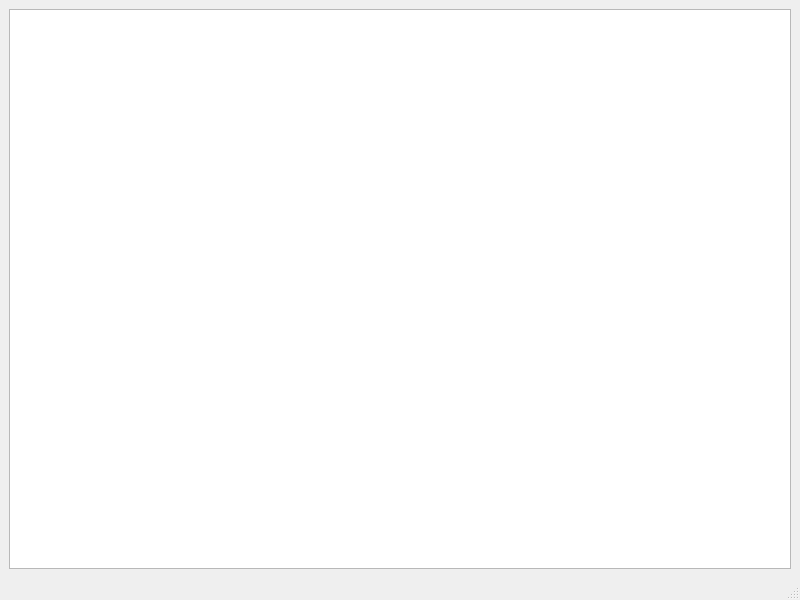
mbouchar/pentaminos, file mainwindow.ui: the form before one commit.
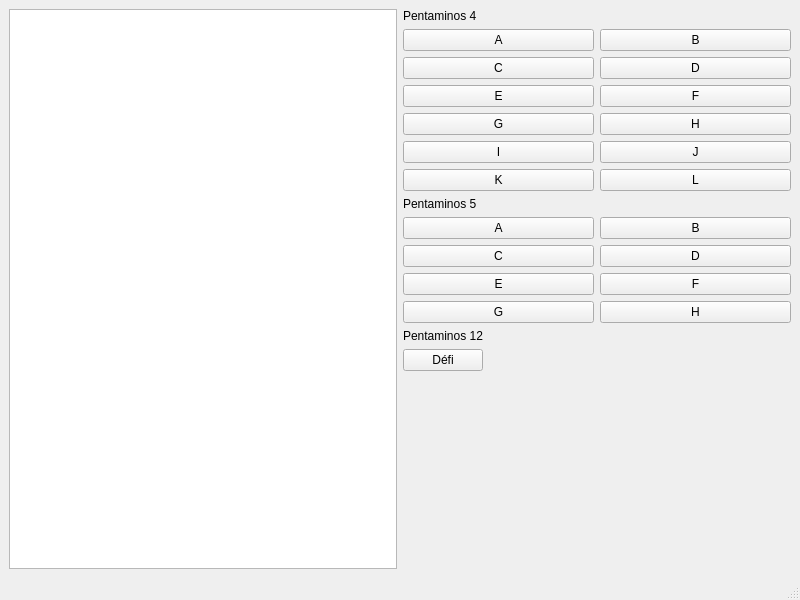
The form after the commit.

Diff of the .ui file:
```diff
--- a/mainwindow.ui
+++ b/mainwindow.ui
@@ -14,10 +14,232 @@
    <string>MainWindow</string>
   </property>
   <widget class="QWidget" name="centralwidget">
-   <layout class="QVBoxLayout" name="verticalLayout">
+   <layout class="QHBoxLayout" name="horizontalLayout_2">
     <item>
      <widget class="QGraphicsView" name="graphicsView"/>
     </item>
+    <item>
+     <layout class="QVBoxLayout" name="toolsLayout">
+      <item>
+       <layout class="QVBoxLayout" name="verticalLayout">
+        <item>
+         <widget class="QLabel" name="label">
+          <property name="text">
+           <string>Pentaminos 4</string>
+          </property>
+         </widget>
+        </item>
+        <item>
+         <layout class="QGridLayout" name="gridLayout_3">
+          <item row="3" column="0">
+           <widget class="QPushButton" name="pentamino4G">
+            <property name="text">
+             <string>G</string>
+            </property>
+           </widget>
+          </item>
+          <item row="0" column="0">
+           <widget class="QPushButton" name="pentamino4A">
+            <property name="text">
+             <string>A</string>
+            </property>
+           </widget>
+          </item>
+          <item row="0" column="1">
+           <widget class="QPushButton" name="pentamino4B">
+            <property name="text">
+             <string>B</string>
+            </property>
+           </widget>
+          </item>
+          <item row="2" column="0">
+           <widget class="QPushButton" name="pentamino4E">
+            <property name="text">
+             <string>E</string>
+            </property>
+           </widget>
+          </item>
+          <item row="2" column="1">
+           <widget class="QPushButton" name="pentamino4F">
+            <property name="text">
+             <string>F</string>
+            </property>
+           </widget>
+          </item>
+          <item row="1" column="1">
+           <widget class="QPushButton" name="pentamino4D">
+            <property name="text">
+             <string>D</string>
+            </property>
+           </widget>
+          </item>
+          <item row="3" column="1">
+           <widget class="QPushButton" name="pentamino4H">
+            <property name="text">
+             <string>H</string>
+            </property>
+           </widget>
+          </item>
+          <item row="1" column="0">
+           <widget class="QPushButton" name="pentamino4C">
+            <property name="text">
+             <string>C</string>
+            </property>
+           </widget>
+          </item>
+          <item row="4" column="0">
+           <widget class="QPushButton" name="pentamino4I">
+            <property name="text">
+             <string>I</string>
+            </property>
+           </widget>
+          </item>
+          <item row="4" column="1">
+           <widget class="QPushButton" name="pentamino4J">
+            <property name="text">
+             <string>J</string>
+            </property>
+           </widget>
+          </item>
+          <item row="5" column="0">
+           <widget class="QPushButton" name="pentamino4K">
+            <property name="text">
+             <string>K</string>
+            </property>
+           </widget>
+          </item>
+          <item row="5" column="1">
+           <widget class="QPushButton" name="pentamino4L">
+            <property name="text">
+             <string>L</string>
+            </property>
+           </widget>
+          </item>
+         </layout>
+        </item>
+       </layout>
+      </item>
+      <item>
+       <layout class="QVBoxLayout" name="verticalLayout_2">
+        <item>
+         <widget class="QLabel" name="label_2">
+          <property name="text">
+           <string>Pentaminos 5</string>
+          </property>
+         </widget>
+        </item>
+        <item>
+         <layout class="QGridLayout" name="gridLayout_4">
+          <item row="0" column="1">
+           <widget class="QPushButton" name="pentamino5B">
+            <property name="text">
+             <string>B</string>
+            </property>
+           </widget>
+          </item>
+          <item row="3" column="1">
+           <widget class="QPushButton" name="pentamino5H">
+            <property name="text">
+             <string>H</string>
+            </property>
+           </widget>
+          </item>
+          <item row="3" column="0">
+           <widget class="QPushButton" name="pentamino5G">
+            <property name="text">
+             <string>G</string>
+            </property>
+           </widget>
+          </item>
+          <item row="0" column="0">
+           <widget class="QPushButton" name="pentamino5A">
+            <property name="text">
+             <string>A</string>
+            </property>
+           </widget>
+          </item>
+          <item row="1" column="0">
+           <widget class="QPushButton" name="pentamino5C">
+            <property name="text">
+             <string>C</string>
+            </property>
+           </widget>
+          </item>
+          <item row="1" column="1">
+           <widget class="QPushButton" name="pentamino5D">
+            <property name="text">
+             <string>D</string>
+            </property>
+           </widget>
+          </item>
+          <item row="2" column="0">
+           <widget class="QPushButton" name="pentamino5E">
+            <property name="text">
+             <string>E</string>
+            </property>
+           </widget>
+          </item>
+          <item row="2" column="1">
+           <widget class="QPushButton" name="pentamino5F">
+            <property name="text">
+             <string>F</string>
+            </property>
+           </widget>
+          </item>
+         </layout>
+        </item>
+       </layout>
+      </item>
+      <item>
+       <layout class="QVBoxLayout" name="verticalLayout_3">
+        <item>
+         <widget class="QLabel" name="label_3">
+          <property name="text">
+           <string>Pentaminos 12</string>
+          </property>
+         </widget>
+        </item>
+        <item>
+         <layout class="QHBoxLayout" name="horizontalLayout">
+          <item>
+           <widget class="QPushButton" name="pentamino12">
+            <property name="text">
+             <string>Défi</string>
+            </property>
+           </widget>
+          </item>
+          <item>
+           <spacer name="horizontalSpacer">
+            <property name="orientation">
+             <enum>Qt::Horizontal</enum>
+            </property>
+            <property name="sizeHint" stdset="0">
+             <size>
+              <width>40</width>
+              <height>20</height>
+             </size>
+            </property>
+           </spacer>
+          </item>
+         </layout>
+        </item>
+       </layout>
+      </item>
+      <item>
+       <spacer name="verticalSpacer">
+        <property name="orientation">
+         <enum>Qt::Vertical</enum>
+        </property>
+        <property name="sizeHint" stdset="0">
+         <size>
+          <width>20</width>
+          <height>40</height>
+         </size>
+        </property>
+       </spacer>
+      </item>
+     </layout>
+    </item>
    </layout>
   </widget>
   <widget class="QMenuBar" name="menubar">
```
Left out of the diff: 2 changed lines with no effect on the pictures.
